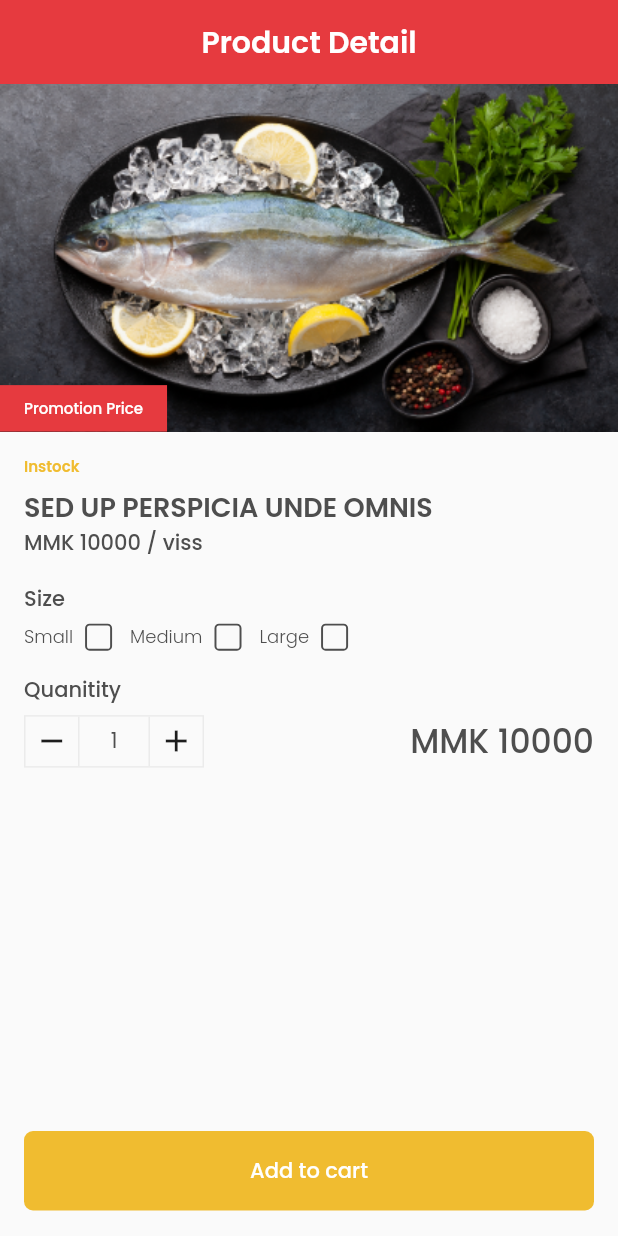
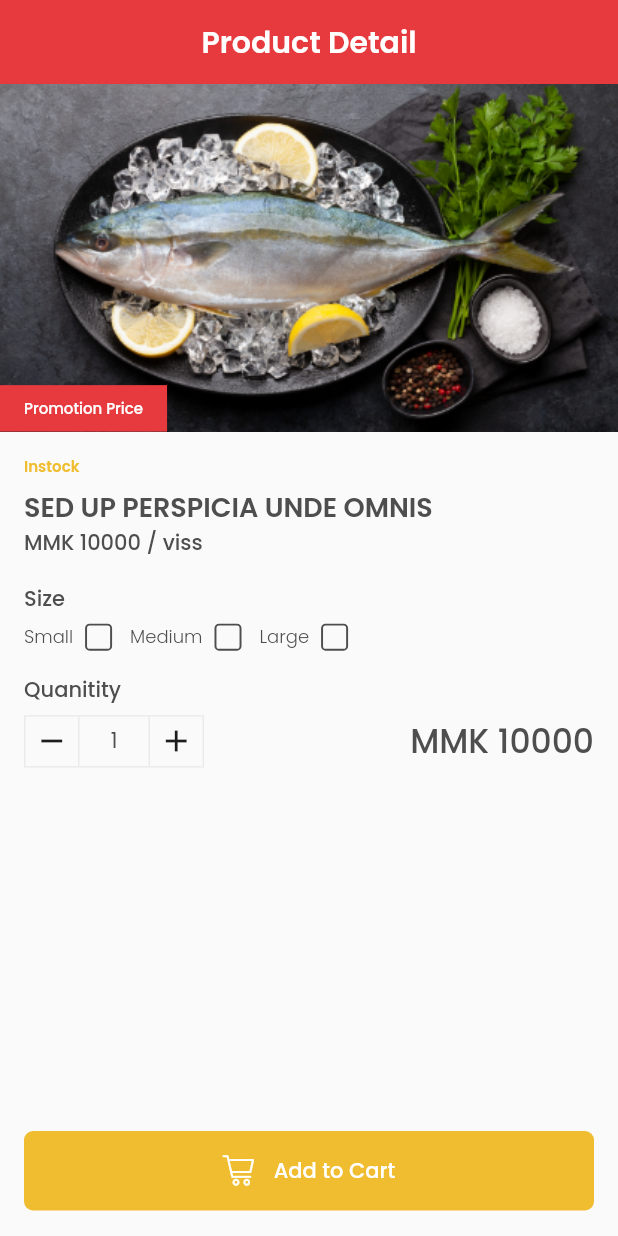
Before and after one commit to eidolex/san_pya, a Flutter app: the screen it shows after launch, on a phone screen of 412 x 824 dp. Run offline on Flutter 3.47's test engine with Material 2 defaults, Android fonts, the phone set to English and light mode, and no system bars.

Commit message:
change using BlockButton

```diff
--- a/lib/screens/product_detail.dart
+++ b/lib/screens/product_detail.dart
@@ -1,6 +1,8 @@
 import 'package:flutter/material.dart';
+import 'package:san_pya/constants/san_pya_icons.dart';
 import 'package:san_pya/utils/fullscreen_height.dart';
 import 'package:san_pya/widgets/app_bar.dart';
+import 'package:san_pya/widgets/block_button.dart';
 import 'package:san_pya/widgets/custom_checkbox.dart';
 import 'package:san_pya/widgets/label.dart';
 import 'package:san_pya/widgets/quantity_input.dart';
@@ -89,18 +91,11 @@ class ProductDetail extends StatelessWidget {
               ),
               Padding(
                 padding: EdgeInsets.all(16),
-                child: SizedBox(
-                  width: double.infinity,
-                  child: FlatButton(
-                    color: accentColor,
-                    textColor: Colors.white,
-                    shape: RoundedRectangleBorder(
-                        borderRadius: BorderRadius.circular(6)),
-                    padding: EdgeInsets.only(top: 16, bottom: 16),
-                    child: Text("Add to cart"),
+                child: BlockButton(
+                  icon: SanPyaIcons.cart,
+                  text: ('Add to Cart'),
                     onPressed: () {},
                   ),
-                ),
               )
             ],
           ),
```
Also changed, not shown: lib/screens/account_setting_screen.dart (+2 -13 lines).
